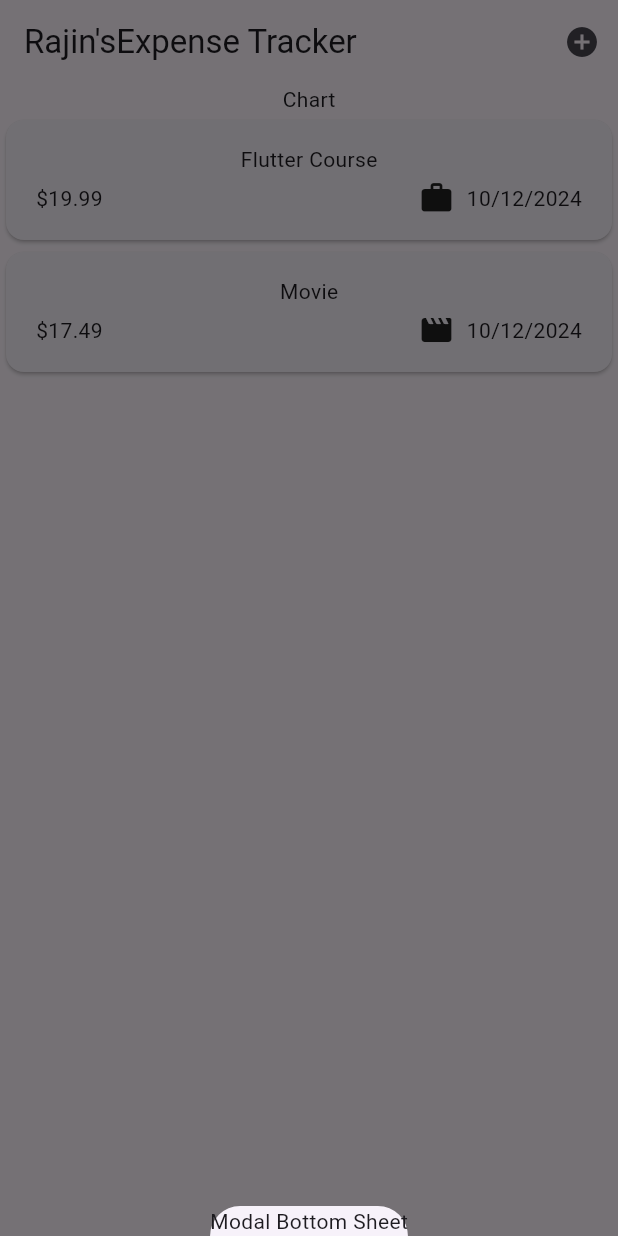
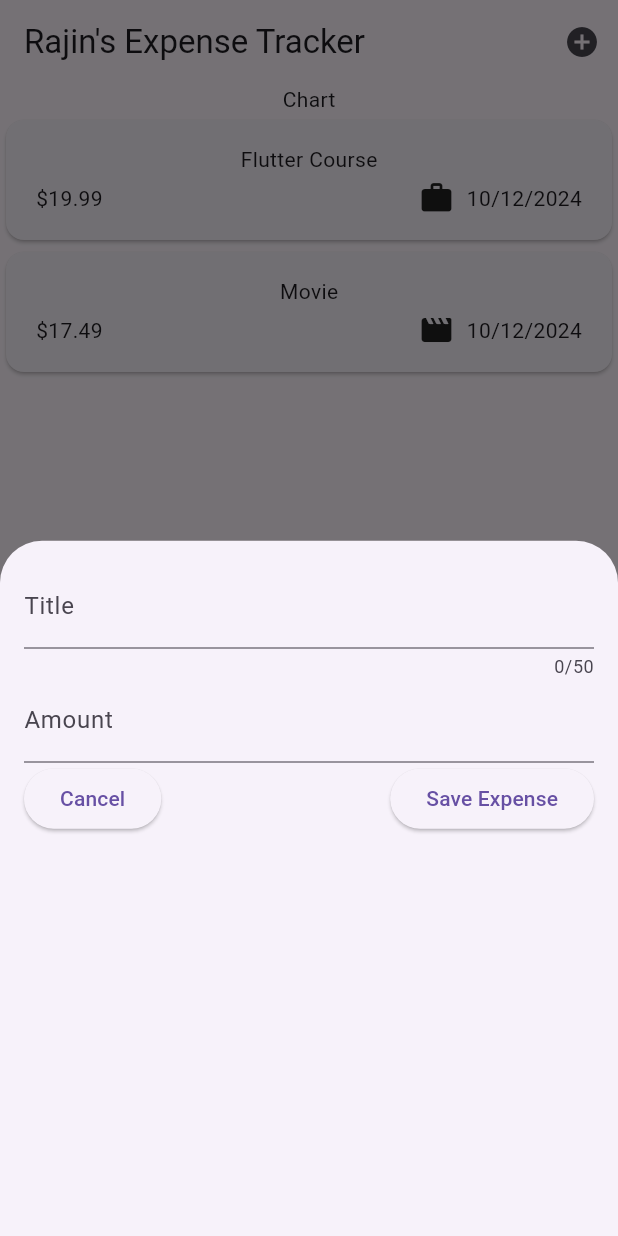
Before and after one commit to rajin-khan/flutter-self, a Flutter app: the screen it shows after launch, after a tap on the "add circle" icon, on a phone screen of 412 x 824 dp. Run offline on Flutter 3.47's test engine with Material 3 defaults, Android fonts, the light colour scheme and no system bars.

Commit message:
Add input fields to modal overlay

```diff
--- a/expense_tracker/lib/widgets/expenses.dart
+++ b/expense_tracker/lib/widgets/expenses.dart
@@ -1,3 +1,4 @@
+import 'package:expense_tracker/widgets/new_expense.dart';
 import 'package:flutter/material.dart';
 
 import 'package:expense_tracker/models/expense.dart';
@@ -28,7 +29,7 @@ class _ExpensesState extends State<Expenses> {
   void _openAddExpenseOverlay() {
     showModalBottomSheet(
       context: context,
-      builder: (ctx) => const Text('Modal Bottom Sheet'),
+      builder: (ctx) => const NewExpense(),
     ); //ctx is the same as context, we just used it to differentiate the two contexts.
   }
 
@@ -36,7 +37,7 @@ class _ExpensesState extends State<Expenses> {
   Widget build(BuildContext context) {
     return Scaffold(
       appBar: AppBar(
-        title: const Text('Rajin\'sExpense Tracker'),
+        title: const Text('Rajin\'s Expense Tracker'),
         actions: [
           IconButton(
             onPressed:
--- /dev/null
+++ b/expense_tracker/lib/widgets/new_expense.dart
@@ -0,0 +1,67 @@
+import 'package:flutter/material.dart';
+
+class NewExpense extends StatefulWidget {
+  const NewExpense({super.key});
+  @override
+  State<NewExpense> createState() {
+    return _NewExpenseState();
+  }
+}
+
+class _NewExpenseState extends State<NewExpense> {
+  final _titleController =
+      TextEditingController(); //creates an object optimised for handling input values
+
+  final _amountController = TextEditingController();
+
+  @override
+  void dispose() {
+    //used to get rid of the input controller object, or takes up space in memory and causes app to crash.
+    _titleController
+        .dispose(); //only stateful widgets can implement dispose methods
+    _amountController.dispose();
+    super.dispose();
+  }
+
+  @override
+  Widget build(BuildContext context) {
+    return Padding(
+      padding: const EdgeInsets.all(16),
+      child: Column(
+        children: [
+          TextField(
+            controller: _titleController, //for handling input
+            maxLength: 50,
+            //keyboardType: TextInputType.text, //basic text type by default, so no need to set this separately
+            decoration: const InputDecoration(
+              label: Text('Title'),
+            ),
+          ),
+          TextField(
+            controller: _amountController,
+            keyboardType: TextInputType.number,
+            decoration: const InputDecoration(
+              label: Text('Amount'),
+            ),
+          ),
+          Row(
+            children: [
+              ElevatedButton(
+                onPressed: () {},
+                child: const Text('Cancel'),
+              ),
+              const Spacer(),
+              ElevatedButton(
+                onPressed: () {
+                  print(_titleController.text);
+                  print(_amountController.text);
+                },
+                child: const Text('Save Expense'),
+              ),
+            ],
+          ),
+        ],
+      ),
+    );
+  }
+}
```
